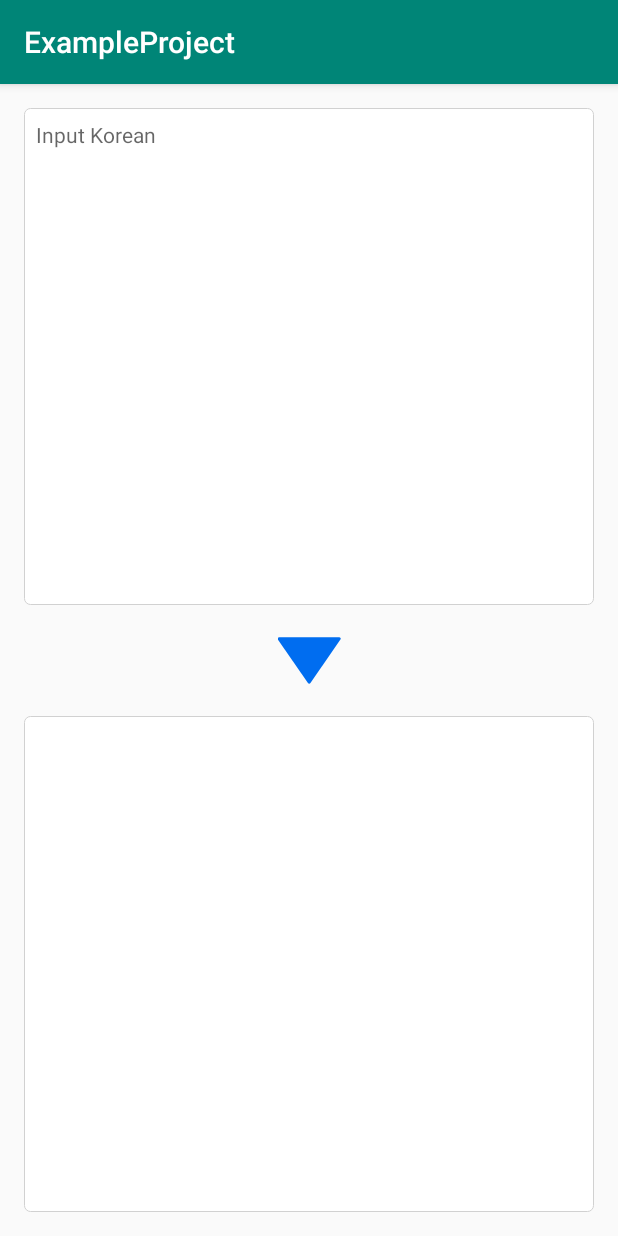
After one commit to MDLicht/ExampleProject, an Android app: the SimpleTranslatorActivity screen opened directly, with no data from a screen before it, on a phone screen of 412 x 824 dp. The commit adds this screen. Run offline under Robolectric (Android 15) with nearby library versions, the light colour scheme and no system bars; our stand-ins replace RxJava, data binding.

Commit message:
Add Simple Translator (with Papago)

```diff
--- a/app/build.gradle
+++ b/app/build.gradle
@@ -16,6 +16,12 @@ android {
         versionName "1.0"
         testInstrumentationRunner "android.support.test.runner.AndroidJUnitRunner"
         multiDexEnabled true
+
+        buildConfigField "String", "PapagoTranslatorBaseUrl", papago_translator_base_url
+        buildConfigField "String", "PapagoTranslatorClientId", papago_translator_client_id
+        buildConfigField "String", "PapagoTranslatorClientSecret", papago_translator_client_secret
+
+        vectorDrawables.useSupportLibrary = true
     }
     buildTypes {
         release {
--- a/app/src/main/AndroidManifest.xml
+++ b/app/src/main/AndroidManifest.xml
@@ -25,6 +25,8 @@
         </activity>
         <activity android:name=".databinding.activity.DatabindingExampleActivity">
         </activity>
+        <activity android:name=".simpletranslator.activity.SimpleTranslatorActivity">
+        </activity>
     </application>
 
 </manifest>
--- a/app/src/main/java/com/mdlicht/zb/exampleproject/main/viewmodel/ItemMainViewModel.kt
+++ b/app/src/main/java/com/mdlicht/zb/exampleproject/main/viewmodel/ItemMainViewModel.kt
@@ -6,6 +6,7 @@ import android.view.View
 import com.mdlicht.zb.exampleproject.R
 import com.mdlicht.zb.exampleproject.databinding.activity.DatabindingExampleActivity
 import com.mdlicht.zb.exampleproject.rxbasic.activity.RxBasicActivity
+import com.mdlicht.zb.exampleproject.simpletranslator.activity.SimpleTranslatorActivity
 import com.mdlicht.zb.exampleproject.socialsnslogin.activity.SocialLoginActivity
 
 class ItemMainViewModel : ViewModel() {
@@ -21,6 +22,9 @@ class ItemMainViewModel : ViewModel() {
             context.getString(R.string.item_title_databinding_example) -> {
                 context.startActivity(Intent(context, DatabindingExampleActivity::class.java))
             }
+            context.getString(R.string.item_title_simple_translator) -> {
+                context.startActivity(Intent(context, SimpleTranslatorActivity::class.java))
+            }
         }
     }
 }
--- /dev/null
+++ b/app/src/main/java/com/mdlicht/zb/exampleproject/simpletranslator/activity/SimpleTranslatorActivity.kt
@@ -0,0 +1,19 @@
+package com.mdlicht.zb.exampleproject.simpletranslator.activity
+
+import android.arch.lifecycle.ViewModelProviders
+import android.databinding.DataBindingUtil
+import android.support.v7.app.AppCompatActivity
+import android.os.Bundle
+import com.mdlicht.zb.exampleproject.R
+import com.mdlicht.zb.exampleproject.databinding.ActivitySimpleTranslatorBinding
+import com.mdlicht.zb.exampleproject.simpletranslator.viewmodel.TranslatorViewModel
+
+class SimpleTranslatorActivity : AppCompatActivity() {
+    lateinit var binding: ActivitySimpleTranslatorBinding
+
+    override fun onCreate(savedInstanceState: Bundle?) {
+        super.onCreate(savedInstanceState)
+        binding = DataBindingUtil.setContentView(this, R.layout.activity_simple_translator)
+        binding.vm = ViewModelProviders.of(this).get(TranslatorViewModel::class.java)
+    }
+}
--- /dev/null
+++ b/app/src/main/java/com/mdlicht/zb/exampleproject/simpletranslator/model/Message.kt
@@ -0,0 +1,3 @@
+package com.mdlicht.zb.exampleproject.simpletranslator.model
+
+data class Message(val type: String, val service: String, val version: String, val result: TranslationResult)
--- /dev/null
+++ b/app/src/main/java/com/mdlicht/zb/exampleproject/simpletranslator/model/Require.kt
@@ -0,0 +1,3 @@
+package com.mdlicht.zb.exampleproject.simpletranslator.model
+
+data class Require(val source: String?, val target: String?, val text: String?)
--- /dev/null
+++ b/app/src/main/java/com/mdlicht/zb/exampleproject/simpletranslator/model/Response.kt
@@ -0,0 +1,3 @@
+package com.mdlicht.zb.exampleproject.simpletranslator.model
+
+data class Response(val message: Message)
--- /dev/null
+++ b/app/src/main/java/com/mdlicht/zb/exampleproject/simpletranslator/model/TranslationResult.kt
@@ -0,0 +1,3 @@
+package com.mdlicht.zb.exampleproject.simpletranslator.model
+
+data class TranslationResult(val translatedText: String)
--- /dev/null
+++ b/app/src/main/java/com/mdlicht/zb/exampleproject/simpletranslator/viewmodel/TranslatorViewModel.kt
@@ -0,0 +1,52 @@
+package com.mdlicht.zb.exampleproject.simpletranslator.viewmodel
+
+import android.arch.lifecycle.Lifecycle
+import android.arch.lifecycle.OnLifecycleEvent
+import android.arch.lifecycle.ViewModel
+import android.databinding.ObservableField
+import android.util.Log
+import com.mdlicht.zb.exampleproject.simpletranslator.api.RetrofitUtil
+import com.mdlicht.zb.exampleproject.simpletranslator.model.Require
+import io.reactivex.android.schedulers.AndroidSchedulers
+import io.reactivex.disposables.CompositeDisposable
+import io.reactivex.schedulers.Schedulers
+import io.reactivex.subjects.PublishSubject
+import java.util.concurrent.TimeUnit
+
+class TranslatorViewModel : ViewModel() {
+    val srcText: ObservableField<String> = ObservableField()
+    val destText: ObservableField<String> = ObservableField()
+    private val publishSubject = PublishSubject.create<String>()
+    private val compositeDisposable = CompositeDisposable()
+
+    init {
+        compositeDisposable.add(
+            publishSubject
+                .debounce(500, TimeUnit.MILLISECONDS)
+                .distinctUntilChanged()
+                .filter {
+                    it.isNotEmpty()
+                }
+                .switchMap {
+                    RetrofitUtil.create().translate(Require("ko", "en", it))
+                }
+                .subscribeOn(Schedulers.io())
+                .observeOn(AndroidSchedulers.mainThread())
+                .subscribe({
+                    destText.set(it.message.result.translatedText)
+                }, {
+                    destText.set("")
+                })
+        )
+    }
+
+    @OnLifecycleEvent(Lifecycle.Event.ON_STOP)
+    override fun onCleared() {
+        super.onCleared()
+        compositeDisposable.clear()
+    }
+
+    fun onTextChanged(text: CharSequence) {
+        publishSubject.onNext(text.toString())
+    }
+}
--- /dev/null
+++ b/app/src/main/res/drawable/vector_arrow_down.xml
@@ -0,0 +1,15 @@
+<?xml version="1.0" encoding="utf-8"?>
+<vector xmlns:android="http://schemas.android.com/apk/res/android"
+        android:width="41.999dp"
+        android:height="41.999dp"
+        android:viewportWidth="41.999"
+        android:viewportHeight="41.999">
+    <group
+            android:pivotX="20.9"
+            android:pivotY="20.9"
+            android:rotation="90">
+        <path
+                android:fillColor="#006DF0"
+                android:pathData="M36.068,20.176l-29-20C6.761-0.035,6.363-0.057,6.035,0.114C5.706,0.287,5.5,0.627,5.5,0.999v40 c0,0.372,0.206,0.713,0.535,0.886c0.146,0.076,0.306,0.114,0.465,0.114c0.199,0,0.397-0.06,0.568-0.177l29-20 c0.271-0.187,0.432-0.494,0.432-0.823S36.338,20.363,36.068,20.176z"/>
+    </group>
+</vector>
--- /dev/null
+++ b/app/src/main/res/layout/activity_simple_translator.xml
@@ -0,0 +1,45 @@
+<?xml version="1.0" encoding="utf-8"?>
+<layout
+        xmlns:android="http://schemas.android.com/apk/res/android"
+        xmlns:tools="http://schemas.android.com/tools"
+        xmlns:app="http://schemas.android.com/apk/res-auto">
+    <data>
+        <variable name="vm" type="com.mdlicht.zb.exampleproject.simpletranslator.viewmodel.TranslatorViewModel"/>
+    </data>
+    <android.support.constraint.ConstraintLayout
+            android:layout_width="match_parent"
+            android:layout_height="match_parent"
+            tools:context=".simpletranslator.activity.SimpleTranslatorActivity">
+
+        <EditText
+                android:layout_width="0dp"
+                android:layout_height="0dp"
+                android:inputType="textPersonName"
+                android:ems="10"
+                android:id="@+id/etSrc" android:layout_marginEnd="16dp"
+                android:text="@={vm.srcText}"
+                app:layout_constraintEnd_toEndOf="parent" android:layout_marginStart="16dp"
+                app:layout_constraintStart_toStartOf="parent" android:layout_marginTop="16dp"
+                app:layout_constraintTop_toTopOf="parent" android:layout_marginBottom="16dp"
+                app:layout_constraintBottom_toTopOf="@+id/imageView2" app:layout_constraintHorizontal_bias="0.5"
+                android:hint="@string/simple_translator_hint_input" android:gravity="top|left" android:background="@drawable/shape_round_box"
+                android:padding="8dp" android:textSize="14sp"
+                android:onTextChanged="@{(text, start, before, count) -> vm.onTextChanged(text)}"/>
+        <TextView
+                android:layout_width="0dp"
+                android:layout_height="0dp"
+                android:text="@{vm.destText}"
+                android:id="@+id/tvDest" app:layout_constraintEnd_toEndOf="parent" android:layout_marginEnd="16dp"
+                app:layout_constraintStart_toStartOf="parent" android:layout_marginStart="16dp"
+                android:layout_marginBottom="16dp" app:layout_constraintBottom_toBottomOf="parent"
+                android:layout_marginTop="16dp" app:layout_constraintTop_toBottomOf="@+id/imageView2"
+                app:layout_constraintHorizontal_bias="0.5" android:background="@drawable/shape_round_box"
+                android:gravity="top|left" android:padding="8dp"/>
+        <ImageView
+                android:layout_width="wrap_content"
+                android:layout_height="wrap_content" app:srcCompat="@drawable/vector_arrow_down"
+                android:id="@+id/imageView2" app:layout_constraintEnd_toEndOf="parent"
+                app:layout_constraintStart_toStartOf="parent" app:layout_constraintTop_toBottomOf="@+id/etSrc"
+                app:layout_constraintHorizontal_bias="0.5" app:layout_constraintBottom_toTopOf="@+id/tvDest"/>
+    </android.support.constraint.ConstraintLayout>
+</layout>
--- a/app/src/main/res/values/array.xml
+++ b/app/src/main/res/values/array.xml
@@ -4,6 +4,7 @@
         <item>@string/item_title_social_login</item>
         <item>@string/item_title_rx_basic</item>
         <item>@string/item_title_databinding_example</item>
+        <item>@string/item_title_simple_translator</item>
     </string-array>
 
     <string-array name="databinding_example_spinner_entries">
--- a/app/src/main/res/values/strings.xml
+++ b/app/src/main/res/values/strings.xml
@@ -3,6 +3,7 @@
     <string name="item_title_social_login">Social Login</string>
     <string name="item_title_rx_basic">Rx Basic</string>
     <string name="item_title_databinding_example">Databinding Example</string>
+    <string name="item_title_simple_translator">Simple Translator</string>
 
     <string name="social_tv_default">Logout State</string>
     <string name="social_tv_logint_format">%s Login State</string>
@@ -18,4 +19,6 @@
     <string name="databinding_example_explain_1">Simple Counter, if under 0, text color is red</string>
     <string name="databinding_example_explain_2">Input display immediately on TextView</string>
     <string name="databinding_example_explain_3">TextView color chnaged by spinner</string>
+
+    <string name="simple_translator_hint_input">Input Korean</string>
 </resources>
--- a/gradle.properties
+++ b/gradle.properties
@@ -13,3 +13,7 @@ org.gradle.jvmargs=-Xmx1536m
 # org.gradle.parallel=true
 # Kotlin code style for this project: "official" or "obsolete":
 kotlin.code.style=official
+
+papago_translator_base_url="https://openapi.naver.com/v1/language/"
+papago_translator_client_id="JjPjU11I7eayrvYgCw0G"
+papago_translator_client_secret="3G2T6Lcvxu"
```
Also changed, not shown: app/src/main/java/com/mdlicht/zb/exampleproject/simpletranslator/api/RetrofitUtil.kt (added, +33 -0 lines), app/src/main/java/com/mdlicht/zb/exampleproject/simpletranslator/api/TraslatorService.kt (added, +13 -0 lines).
